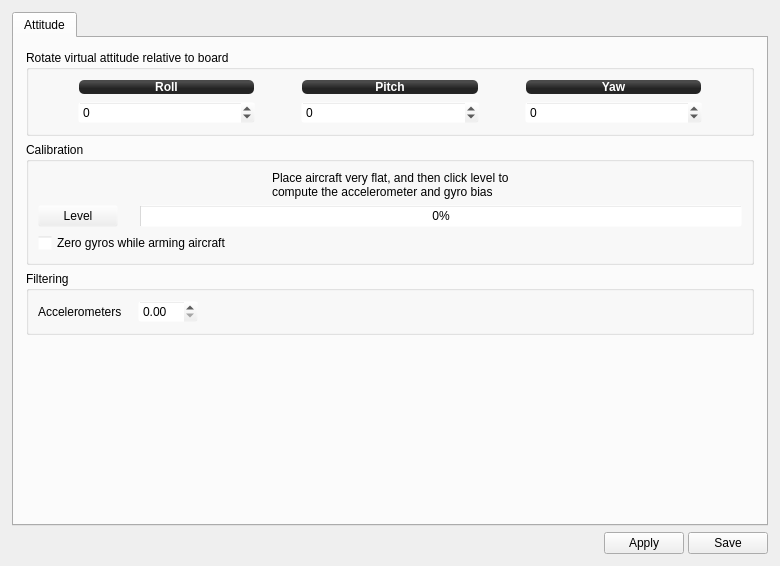
This is ground/openpilotgcs/src/plugins/config/ccattitude.ui in openpilot/OpenPilot as Qt 5 draws it before an edit. The edited form follows.
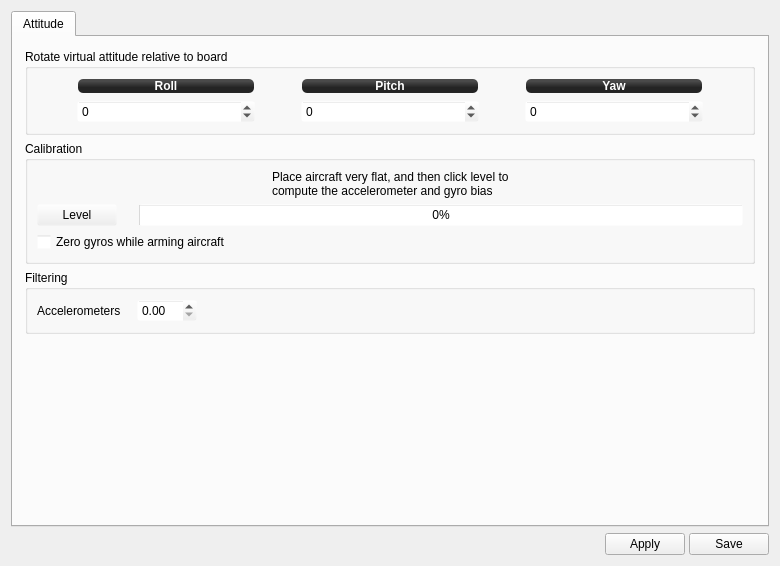
This is the edited form. Icons and pictures are not drawn.

Commit message: OP-1088 Phase two, clean up the code behind the GUI.

The edit to the form file:
```diff
--- a/ground/openpilotgcs/src/plugins/config/ccattitude.ui
+++ b/ground/openpilotgcs/src/plugins/config/ccattitude.ui
@@ -14,9 +14,6 @@
    <string>Form</string>
   </property>
   <layout class="QVBoxLayout" name="verticalLayout_5">
-   <property name="margin">
-    <number>12</number>
-   </property>
    <item>
     <widget class="QTabWidget" name="tabWidget">
      <property name="currentIndex">
@@ -110,8 +107,8 @@
            <rect>
             <x>0</x>
             <y>0</y>
-            <width>750</width>
-            <height>483</height>
+            <width>758</width>
+            <height>486</height>
            </rect>
           </property>
           <layout class="QVBoxLayout" name="verticalLayout">
```
Left out of the diff: 22 changed lines with no effect on the pictures. The commit also changes 6 other files.
